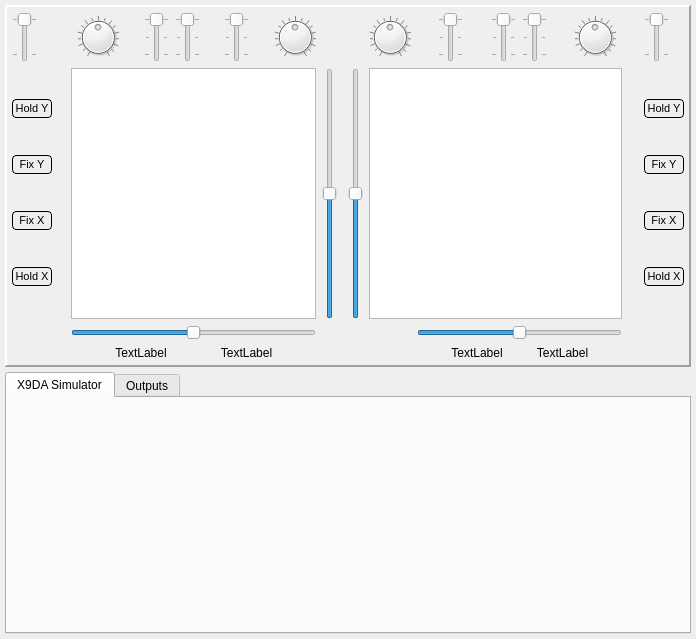
This is src/xsimulatordialog.ui in roberto1903/companion9x as Qt 5 draws it before an edit. The edited form follows.
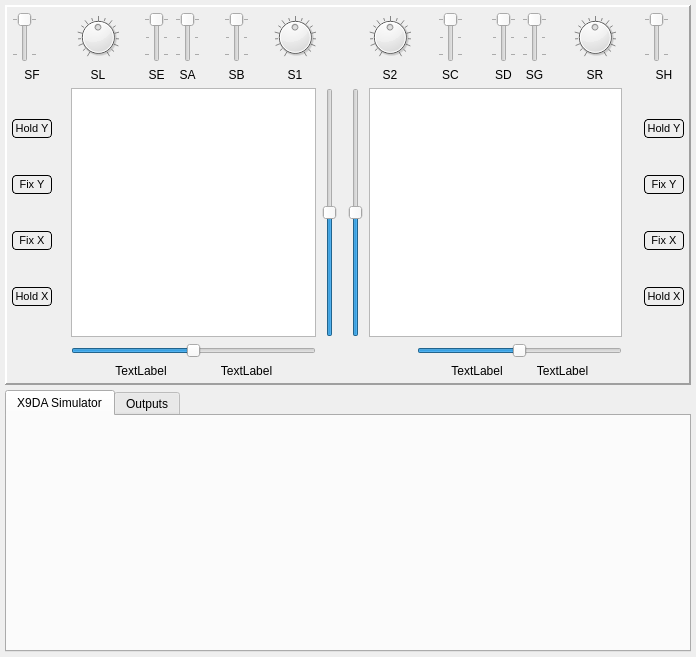
This is the edited form. Icons and pictures are not drawn. Custom widgets are drawn as their Qt base class.

What changed in the file:
```diff
--- a/src/xsimulatordialog.ui
+++ b/src/xsimulatordialog.ui
@@ -7,7 +7,7 @@
     <x>0</x>
     <y>0</y>
     <width>696</width>
-    <height>639</height>
+    <height>657</height>
    </rect>
   </property>
   <property name="sizePolicy">
@@ -87,28 +87,6 @@
           </property>
          </spacer>
         </item>
-        <item row="3" column="1" colspan="9">
-         <widget class="QGraphicsView" name="rightStick">
-          <property name="sizePolicy">
-           <sizepolicy hsizetype="Minimum" vsizetype="Minimum">
-            <horstretch>0</horstretch>
-            <verstretch>0</verstretch>
-           </sizepolicy>
-          </property>
-          <property name="minimumSize">
-           <size>
-            <width>245</width>
-            <height>245</height>
-           </size>
-          </property>
-          <property name="verticalScrollBarPolicy">
-           <enum>Qt::ScrollBarAlwaysOff</enum>
-          </property>
-          <property name="horizontalScrollBarPolicy">
-           <enum>Qt::ScrollBarAlwaysOff</enum>
-          </property>
-         </widget>
-        </item>
         <item row="2" column="2">
          <spacer name="horizontalSpacer_8">
           <property name="orientation">
@@ -122,7 +100,29 @@
           </property>
          </spacer>
         </item>
-        <item row="3" column="11">
+        <item row="4" column="1" colspan="9">
+         <widget class="QGraphicsView" name="rightStick">
+          <property name="sizePolicy">
+           <sizepolicy hsizetype="Minimum" vsizetype="Minimum">
+            <horstretch>0</horstretch>
+            <verstretch>0</verstretch>
+           </sizepolicy>
+          </property>
+          <property name="minimumSize">
+           <size>
+            <width>245</width>
+            <height>245</height>
+           </size>
+          </property>
+          <property name="verticalScrollBarPolicy">
+           <enum>Qt::ScrollBarAlwaysOff</enum>
+          </property>
+          <property name="horizontalScrollBarPolicy">
+           <enum>Qt::ScrollBarAlwaysOff</enum>
+          </property>
+         </widget>
+        </item>
+        <item row="4" column="11">
          <layout class="QVBoxLayout" name="verticalLayout_2">
           <item>
            <widget class="QPushButton" name="holdRightY">
@@ -283,7 +283,7 @@
           </property>
          </widget>
         </item>
-        <item row="4" column="2" colspan="8">
+        <item row="5" column="2" colspan="8">
          <widget class="mySlider" name="trimHRight">
           <property name="toolTip">
            <string>Right Double Click to Reset</string>
@@ -336,7 +336,7 @@
           </property>
          </widget>
         </item>
-        <item row="5" column="2" colspan="8">
+        <item row="6" column="2" colspan="8">
          <layout class="QHBoxLayout" name="horizontalLayout_7">
           <property name="leftMargin">
            <number>20</number>
@@ -366,7 +366,7 @@
           </item>
          </layout>
         </item>
-        <item row="3" column="0">
+        <item row="4" column="0">
          <layout class="QHBoxLayout" name="horizontalLayout_5">
           <item>
            <spacer name="horizontalSpacer_6">
@@ -433,7 +433,7 @@
           </property>
          </widget>
         </item>
-        <item row="3" column="10">
+        <item row="4" column="10">
          <spacer name="horizontalSpacer_9">
           <property name="orientation">
            <enum>Qt::Horizontal</enum>
@@ -573,6 +573,66 @@
           </property>
          </widget>
         </item>
+        <item row="3" column="3">
+         <widget class="QLabel" name="label_4">
+          <property name="text">
+           <string>SC</string>
+          </property>
+          <property name="alignment">
+           <set>Qt::AlignCenter</set>
+          </property>
+         </widget>
+        </item>
+        <item row="3" column="5">
+         <widget class="QLabel" name="label_6">
+          <property name="text">
+           <string>SD</string>
+          </property>
+          <property name="alignment">
+           <set>Qt::AlignCenter</set>
+          </property>
+         </widget>
+        </item>
+        <item row="3" column="6">
+         <widget class="QLabel" name="label_7">
+          <property name="text">
+           <string>SG</string>
+          </property>
+          <property name="alignment">
+           <set>Qt::AlignCenter</set>
+          </property>
+         </widget>
+        </item>
+        <item row="3" column="11">
+         <widget class="QLabel" name="label_8">
+          <property name="text">
+           <string>SH</string>
+          </property>
+          <property name="alignment">
+           <set>Qt::AlignCenter</set>
+          </property>
+         </widget>
+        </item>
+        <item row="3" column="1">
+         <widget class="QLabel" name="label_11">
+          <property name="text">
+           <string>S2</string>
+          </property>
+          <property name="alignment">
+           <set>Qt::AlignCenter</set>
+          </property>
+         </widget>
+        </item>
+        <item row="3" column="8">
+         <widget class="QLabel" name="label_12">
+          <property name="text">
+           <string>SR</string>
+          </property>
+          <property name="alignment">
+           <set>Qt::AlignCenter</set>
+          </property>
+         </widget>
+        </item>
        </layout>
       </item>
       <item row="0" column="0">
@@ -590,7 +650,7 @@
           </property>
          </spacer>
         </item>
-        <item row="3" column="1">
+        <item row="4" column="1">
          <spacer name="horizontalSpacer_10">
           <property name="orientation">
            <enum>Qt::Horizontal</enum>
@@ -603,7 +663,20 @@
           </property>
          </spacer>
         </item>
-        <item row="3" column="0">
+        <item row="2" column="9">
+         <spacer name="horizontalSpacer_7">
+          <property name="orientation">
+           <enum>Qt::Horizontal</enum>
+          </property>
+          <property name="sizeHint" stdset="0">
+           <size>
+            <width>40</width>
+            <height>20</height>
+           </size>
+          </property>
+         </spacer>
+        </item>
+        <item row="4" column="0">
          <layout class="QVBoxLayout" name="verticalLayout">
           <item>
            <widget class="QPushButton" name="holdLeftY">
@@ -727,8 +800,8 @@
           </item>
          </layout>
         </item>
-        <item row="2" column="9">
-         <spacer name="horizontalSpacer_7">
+        <item row="2" column="7">
+         <spacer name="horizontalSpacer_12">
           <property name="orientation">
            <enum>Qt::Horizontal</enum>
           </property>
@@ -774,20 +847,7 @@
           </property>
          </widget>
         </item>
-        <item row="2" column="7">
-         <spacer name="horizontalSpacer_12">
-          <property name="orientation">
-           <enum>Qt::Horizontal</enum>
-          </property>
-          <property name="sizeHint" stdset="0">
-           <size>
-            <width>40</width>
-            <height>20</height>
-           </size>
-          </property>
-         </spacer>
-        </item>
-        <item row="9" column="2" colspan="9">
+        <item row="10" column="2" colspan="9">
          <layout class="QHBoxLayout" name="horizontalLayout_6">
           <property name="leftMargin">
            <number>20</number>
@@ -854,7 +914,7 @@
           </property>
          </widget>
         </item>
-        <item row="3" column="2" colspan="9">
+        <item row="4" column="2" colspan="9">
          <widget class="QGraphicsView" name="leftStick">
           <property name="minimumSize">
            <size>
@@ -907,7 +967,7 @@
           </property>
          </widget>
         </item>
-        <item row="4" column="2" colspan="9">
+        <item row="5" column="2" colspan="9">
          <widget class="mySlider" name="trimHLeft">
           <property name="toolTip">
            <string>Right Double Click to Reset</string>
@@ -923,7 +983,7 @@
           </property>
          </widget>
         </item>
-        <item row="3" column="11">
+        <item row="4" column="11">
          <layout class="QHBoxLayout" name="horizontalLayout_2">
           <item>
            <widget class="mySlider" name="trimVLeft">
@@ -1002,37 +1062,13 @@
           </property>
          </widget>
         </item>
-        <item row="2" column="3">
-         <widget class="QDial" name="dialP_3">
-          <property name="sizePolicy">
-           <sizepolicy hsizetype="MinimumExpanding" vsizetype="MinimumExpanding">
-            <horstretch>0</horstretch>
-            <verstretch>0</verstretch>
-           </sizepolicy>
+        <item row="3" column="0">
+         <widget class="QLabel" name="label">
+          <property name="text">
+           <string>SF</string>
           </property>
-          <property name="maximumSize">
-           <size>
-            <width>42</width>
-            <height>42</height>
-           </size>
-          </property>
-          <property name="toolTip">
-           <string>SL</string>
-          </property>
-          <property name="minimum">
-           <number>-1024</number>
-          </property>
-          <property name="maximum">
-           <number>1024</number>
-          </property>
-          <property name="pageStep">
-           <number>128</number>
-          </property>
-          <property name="notchTarget">
-           <double>64.000000000000000</double>
-          </property>
-          <property name="notchesVisible">
-           <bool>true</bool>
+          <property name="alignment">
+           <set>Qt::AlignCenter</set>
           </property>
          </widget>
         </item>
@@ -1079,6 +1115,90 @@
           </property>
          </widget>
         </item>
+        <item row="2" column="3">
+         <widget class="QDial" name="dialP_3">
+          <property name="sizePolicy">
+           <sizepolicy hsizetype="MinimumExpanding" vsizetype="MinimumExpanding">
+            <horstretch>0</horstretch>
+            <verstretch>0</verstretch>
+           </sizepolicy>
+          </property>
+          <property name="maximumSize">
+           <size>
+            <width>42</width>
+            <height>42</height>
+           </size>
+          </property>
+          <property name="toolTip">
+           <string>SL</string>
+          </property>
+          <property name="minimum">
+           <number>-1024</number>
+          </property>
+          <property name="maximum">
+           <number>1024</number>
+          </property>
+          <property name="pageStep">
+           <number>128</number>
+          </property>
+          <property name="notchTarget">
+           <double>64.000000000000000</double>
+          </property>
+          <property name="notchesVisible">
+           <bool>true</bool>
+          </property>
+         </widget>
+        </item>
+        <item row="3" column="6">
+         <widget class="QLabel" name="label_2">
+          <property name="text">
+           <string>SA</string>
+          </property>
+          <property name="alignment">
+           <set>Qt::AlignCenter</set>
+          </property>
+         </widget>
+        </item>
+        <item row="3" column="8">
+         <widget class="QLabel" name="label_3">
+          <property name="text">
+           <string>SB</string>
+          </property>
+          <property name="alignment">
+           <set>Qt::AlignCenter</set>
+          </property>
+         </widget>
+        </item>
+        <item row="3" column="5">
+         <widget class="QLabel" name="label_5">
+          <property name="text">
+           <string>SE</string>
+          </property>
+          <property name="alignment">
+           <set>Qt::AlignCenter</set>
+          </property>
+         </widget>
+        </item>
+        <item row="3" column="3">
+         <widget class="QLabel" name="label_9">
+          <property name="text">
+           <string>SL</string>
+          </property>
+          <property name="alignment">
+           <set>Qt::AlignCenter</set>
+          </property>
+         </widget>
+        </item>
+        <item row="3" column="10">
+         <widget class="QLabel" name="label_10">
+          <property name="text">
+           <string>S1</string>
+          </property>
+          <property name="alignment">
+           <set>Qt::AlignCenter</set>
+          </property>
+         </widget>
+        </item>
        </layout>
       </item>
      </layout>
```
